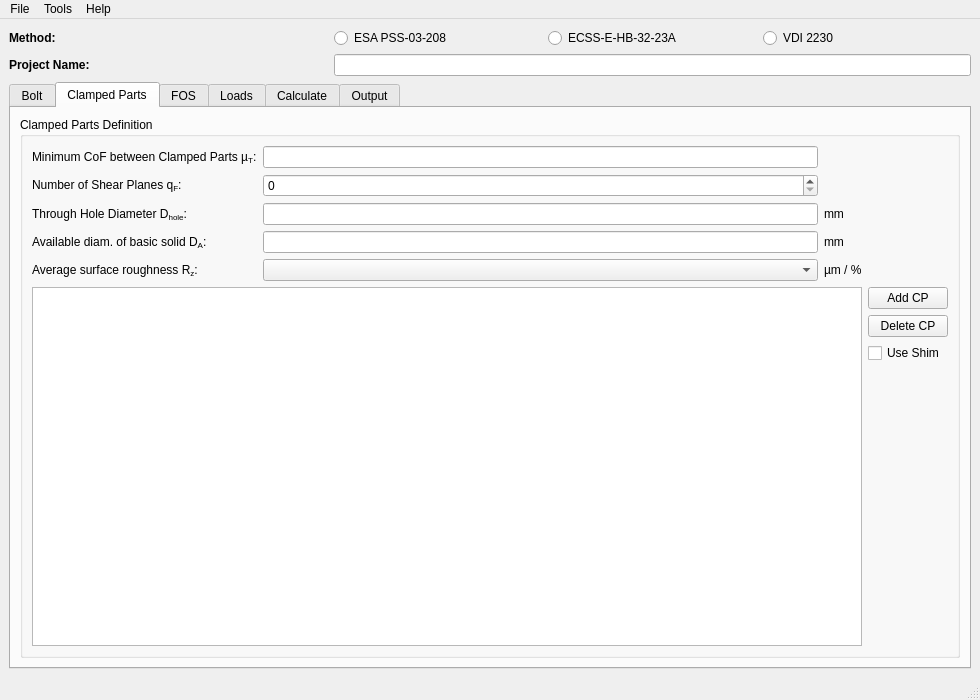
Old version of the form BAT/src/gui/bat_gui.ui in the repository misams/BAT.
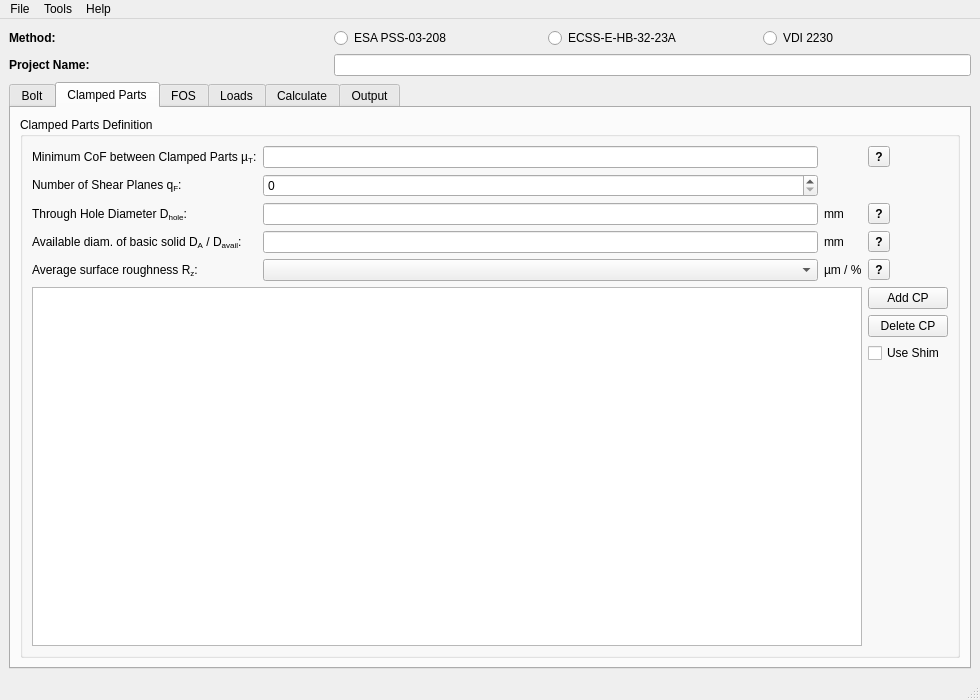
New version of the form. The open tabs and pages were chosen to show the change.

Commit message: info buttons added (fixes #10)

```diff
--- a/BAT/src/gui/bat_gui.ui
+++ b/BAT/src/gui/bat_gui.ui
@@ -723,7 +723,7 @@
            <item row="3" column="0">
             <widget class="QLabel" name="label_23">
              <property name="text">
-              <string>Available diam. of basic solid D&lt;sub&gt;A&lt;/sub&gt;:</string>
+              <string>Available diam. of basic solid D&lt;sub&gt;A&lt;/sub&gt; / D&lt;sub&gt;avail&lt;/sub&gt;:</string>
              </property>
             </widget>
            </item>
@@ -822,6 +822,58 @@
              </property>
             </widget>
            </item>
+           <item row="0" column="3">
+            <widget class="QToolButton" name="toolButton_fric_info">
+             <property name="font">
+              <font>
+               <weight>75</weight>
+               <bold>true</bold>
+              </font>
+             </property>
+             <property name="text">
+              <string>?</string>
+             </property>
+            </widget>
+           </item>
+           <item row="2" column="3">
+            <widget class="QToolButton" name="toolButton_dhole_info">
+             <property name="font">
+              <font>
+               <weight>75</weight>
+               <bold>true</bold>
+              </font>
+             </property>
+             <property name="text">
+              <string>?</string>
+             </property>
+            </widget>
+           </item>
+           <item row="3" column="3">
+            <widget class="QToolButton" name="toolButton_da_info">
+             <property name="font">
+              <font>
+               <weight>75</weight>
+               <bold>true</bold>
+              </font>
+             </property>
+             <property name="text">
+              <string>?</string>
+             </property>
+            </widget>
+           </item>
+           <item row="4" column="3">
+            <widget class="QToolButton" name="toolButton_rz_info">
+             <property name="font">
+              <font>
+               <weight>75</weight>
+               <bold>true</bold>
+              </font>
+             </property>
+             <property name="text">
+              <string>?</string>
+             </property>
+            </widget>
+           </item>
           </layout>
          </widget>
         </item>
```
Left out of the diff: 4 changed lines with no effect on the pictures. The commit also changes 17 other files.
